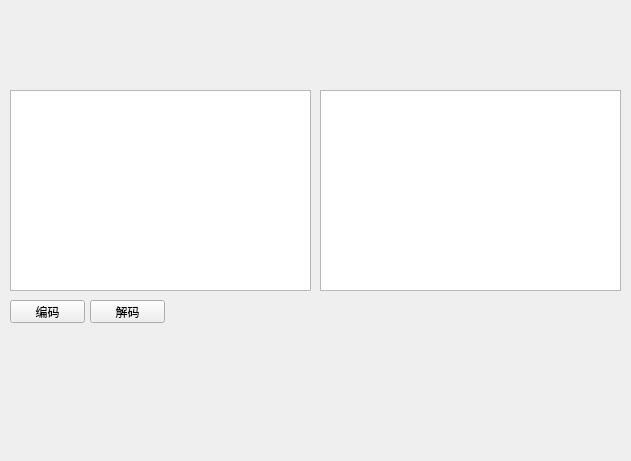
The window that ui/Widgets/encoding/Base/BaseWidget.ui (tanyiqu/CryptoKing) describes before a commit, drawn with Qt 5.
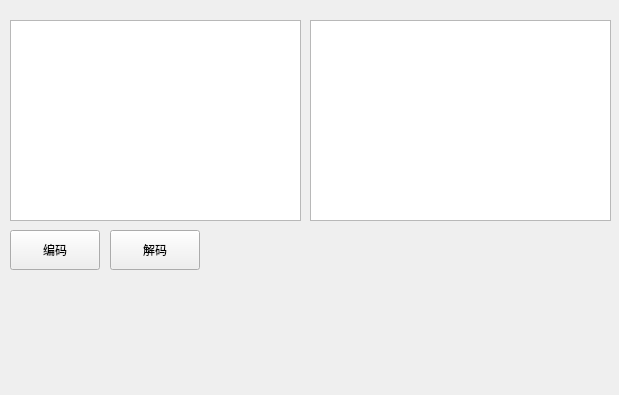
The same window after the commit.

```diff
--- a/ui/Widgets/encoding/Base/BaseWidget.ui
+++ b/ui/Widgets/encoding/Base/BaseWidget.ui
@@ -6,10 +6,16 @@
    <rect>
     <x>0</x>
     <y>0</y>
-    <width>631</width>
-    <height>461</height>
+    <width>619</width>
+    <height>395</height>
    </rect>
   </property>
+  <property name="minimumSize">
+   <size>
+    <width>90</width>
+    <height>40</height>
+   </size>
+  </property>
   <property name="windowTitle">
    <string>Form</string>
   </property>
@@ -17,8 +23,8 @@
    <property name="geometry">
     <rect>
      <x>10</x>
-     <y>90</y>
-     <width>301</width>
+     <y>20</y>
+     <width>291</width>
      <height>201</height>
     </rect>
    </property>
@@ -29,8 +35,8 @@
   <widget class="QPlainTextEdit" name="plainTextEdit_2">
    <property name="geometry">
     <rect>
-     <x>320</x>
-     <y>90</y>
+     <x>310</x>
+     <y>20</y>
      <width>301</width>
      <height>201</height>
     </rect>
@@ -43,11 +49,23 @@
    <property name="geometry">
     <rect>
      <x>10</x>
-     <y>300</y>
-     <width>75</width>
-     <height>23</height>
+     <y>230</y>
+     <width>90</width>
+     <height>40</height>
     </rect>
    </property>
+   <property name="minimumSize">
+    <size>
+     <width>90</width>
+     <height>40</height>
+    </size>
+   </property>
+   <property name="maximumSize">
+    <size>
+     <width>90</width>
+     <height>40</height>
+    </size>
+   </property>
    <property name="text">
     <string>编码</string>
    </property>
@@ -55,12 +73,24 @@
   <widget class="QPushButton" name="pushButton_2">
    <property name="geometry">
     <rect>
-     <x>90</x>
-     <y>300</y>
-     <width>75</width>
-     <height>23</height>
+     <x>110</x>
+     <y>230</y>
+     <width>90</width>
+     <height>40</height>
     </rect>
    </property>
+   <property name="minimumSize">
+    <size>
+     <width>90</width>
+     <height>40</height>
+    </size>
+   </property>
+   <property name="maximumSize">
+    <size>
+     <width>90</width>
+     <height>40</height>
+    </size>
+   </property>
    <property name="text">
     <string>解码</string>
    </property>
```
Left out of the diff: 8 changed lines with no effect on the pictures.
